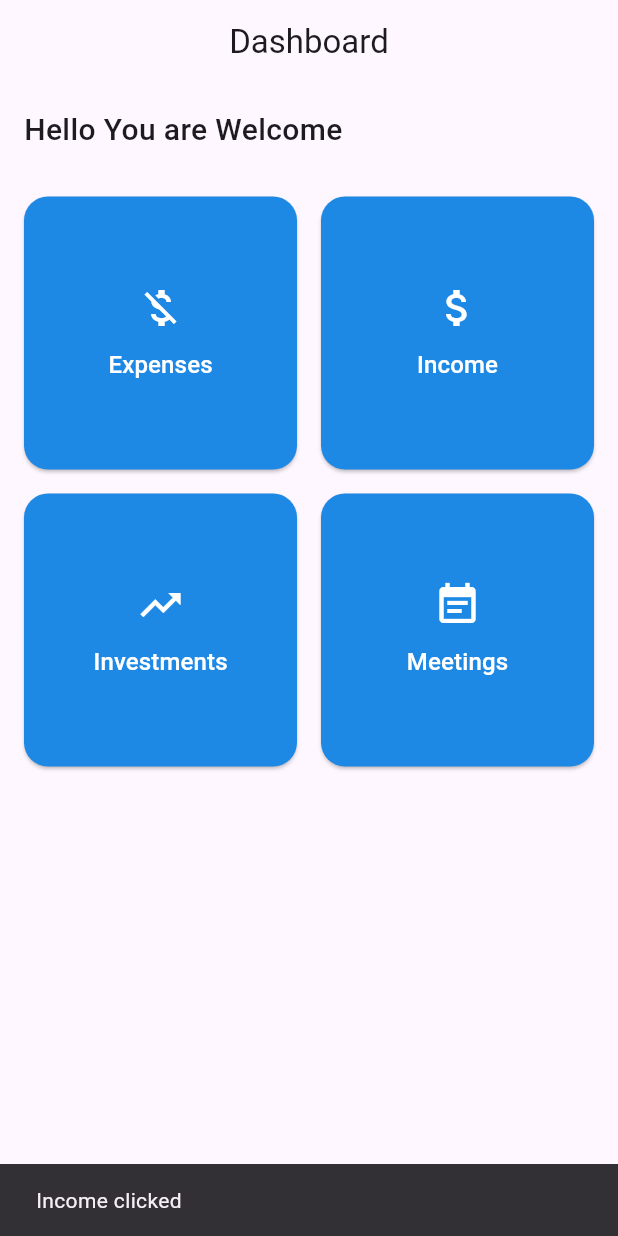
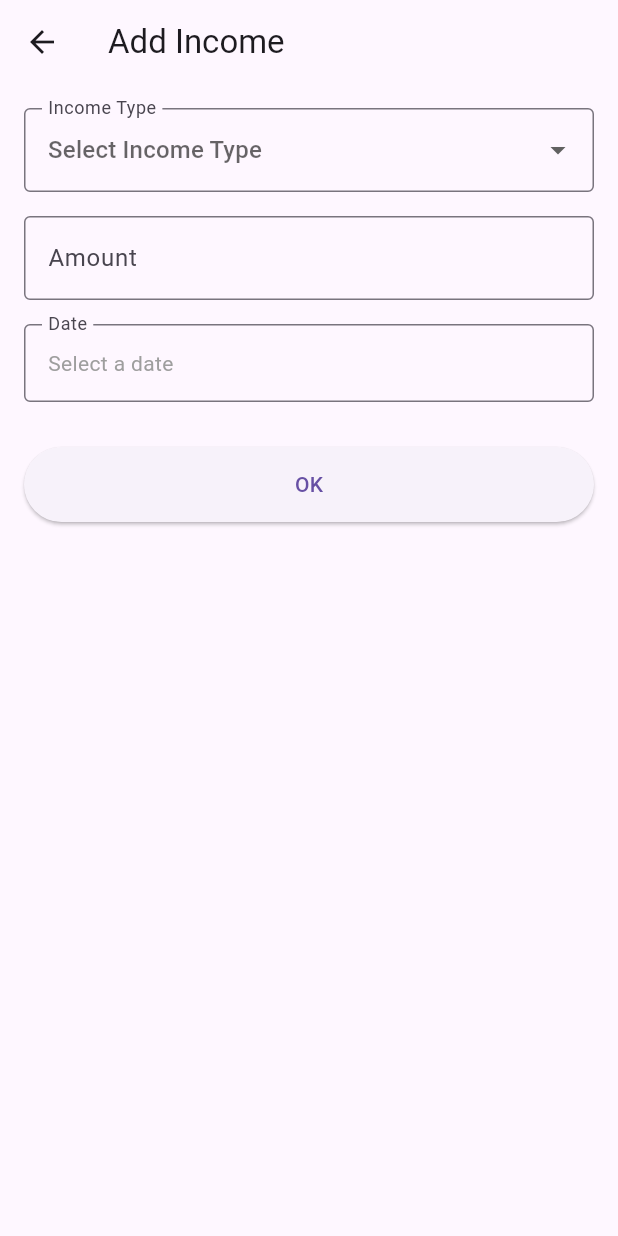
Before and after one commit to DuminduMalinga/first_project, a Flutter app: the DashboardScreen screen opened directly, after a tap on "Income", on a phone screen of 412 x 824 dp. Run offline on Flutter 3.47's test engine with Material 3 defaults, Android fonts, the phone set to English and light mode, and no system bars.

Commit message:
Add Income screen and update dashboard navigation
Introduced IncomeScreen for adding income entries and integrated it into the DashboardScreen with navigation. Updated dashboard buttons to use custom actions and added the 'intl' package for date formatting. Also fixed the login logic email check.

```diff
--- a/lib/screens/Dashboard_screen.dart
+++ b/lib/screens/Dashboard_screen.dart
@@ -1,4 +1,5 @@
 import 'package:flutter/material.dart';
+import 'Income_screen.dart';
 
 class DashboardScreen extends StatelessWidget {
   @override
@@ -22,14 +23,42 @@ class DashboardScreen extends StatelessWidget {
               mainAxisSpacing: 16,
               physics: NeverScrollableScrollPhysics(),
               children: [
-                _buildDashboardButton(context, 'Expenses', Icons.money_off),
-                _buildDashboardButton(context, 'Income', Icons.attach_money),
+                _buildDashboardButton(context, 'Expenses', Icons.money_off, () {
+                  ScaffoldMessenger.of(
+                    context,
+                  ).showSnackBar(SnackBar(content: Text('Expenses clicked')));
+                }),
+                _buildDashboardButton(
+                  context,
+                  'Income',
+                  Icons.attach_money,
+                  () {
+                    Navigator.push(
+                      context,
+                      MaterialPageRoute(builder: (_) => IncomeScreen()),
+                    );
+                  },
+                ),
                 _buildDashboardButton(
                   context,
                   'Investments',
                   Icons.trending_up,
+                  () {
+                    ScaffoldMessenger.of(context).showSnackBar(
+                      SnackBar(content: Text('Investments clicked')),
+                    );
+                  },
                 ),
-                _buildDashboardButton(context, 'Meetings', Icons.event_note),
+                _buildDashboardButton(
+                  context,
+                  'Meetings',
+                  Icons.event_note,
+                  () {
+                    ScaffoldMessenger.of(
+                      context,
+                    ).showSnackBar(SnackBar(content: Text('Meetings clicked')));
+                  },
+                ),
               ],
             ),
           ],
@@ -42,13 +71,10 @@ class DashboardScreen extends StatelessWidget {
     BuildContext context,
     String title,
     IconData icon,
+    VoidCallback onTap,
   ) {
     return ElevatedButton(
-      onPressed: () {
-        ScaffoldMessenger.of(
-          context,
-        ).showSnackBar(SnackBar(content: Text('$title clicked')));
-      },
+      onPressed: onTap,
       style: ElevatedButton.styleFrom(
         padding: EdgeInsets.all(16),
         backgroundColor: Colors.blue.shade600,
--- /dev/null
+++ b/lib/screens/Income_screen.dart
@@ -0,0 +1,129 @@
+import 'package:flutter/material.dart';
+import 'package:intl/intl.dart'; // For date formatting
+
+class IncomeScreen extends StatefulWidget {
+  @override
+  _IncomeScreenState createState() => _IncomeScreenState();
+}
+
+class _IncomeScreenState extends State<IncomeScreen> {
+  final amountController = TextEditingController();
+  String? selectedIncomeType;
+  DateTime? selectedDate;
+
+  final List<String> incomeTypes = [
+    'Salary',
+    'Real Estate',
+    'Part Time',
+    'Other',
+  ];
+
+  void pickDate() async {
+    DateTime now = DateTime.now();
+    final DateTime? picked = await showDatePicker(
+      context: context,
+      initialDate: now,
+      firstDate: DateTime(now.year - 5),
+      lastDate: DateTime(now.year + 5),
+    );
+
+    if (picked != null) {
+      setState(() {
+        selectedDate = picked;
+      });
+    }
+  }
+
+  void saveIncome() {
+    if (selectedIncomeType == null ||
+        amountController.text.isEmpty ||
+        selectedDate == null) {
+      ScaffoldMessenger.of(
+        context,
+      ).showSnackBar(SnackBar(content: Text('Please fill all fields')));
+      return;
+    }
+
+    String formattedDate = DateFormat('yyyy-MM-dd').format(selectedDate!);
+
+    ScaffoldMessenger.of(context).showSnackBar(
+      SnackBar(
+        content: Text(
+          'Income saved:\nType: $selectedIncomeType\nAmount: ${amountController.text}\nDate: $formattedDate',
+        ),
+      ),
+    );
+
+    // Clear form
+    setState(() {
+      selectedIncomeType = null;
+      amountController.clear();
+      selectedDate = null;
+    });
+  }
+
+  @override
+  Widget build(BuildContext context) {
+    return Scaffold(
+      appBar: AppBar(title: Text('Add Income')),
+      body: Padding(
+        padding: const EdgeInsets.all(16.0),
+        child: Column(
+          children: [
+            DropdownButtonFormField<String>(
+              value: selectedIncomeType,
+              hint: Text('Select Income Type'),
+              items: incomeTypes.map((type) {
+                return DropdownMenuItem(value: type, child: Text(type));
+              }).toList(),
+              onChanged: (value) {
+                setState(() {
+                  selectedIncomeType = value;
+                });
+              },
+              decoration: InputDecoration(
+                labelText: 'Income Type',
+                border: OutlineInputBorder(),
+              ),
+            ),
+            SizedBox(height: 16),
+            TextField(
+              controller: amountController,
+              keyboardType: TextInputType.number,
+              decoration: InputDecoration(
+                labelText: 'Amount',
+                border: OutlineInputBorder(),
+              ),
+            ),
+            SizedBox(height: 16),
+            InkWell(
+              onTap: pickDate,
+              child: InputDecorator(
+                decoration: InputDecoration(
+                  labelText: 'Date',
+                  border: OutlineInputBorder(),
+                ),
+                child: Text(
+                  selectedDate != null
+                      ? DateFormat('yyyy-MM-dd').format(selectedDate!)
+                      : 'Select a date',
+                  style: TextStyle(
+                    color: selectedDate != null ? Colors.black : Colors.grey,
+                  ),
+                ),
+              ),
+            ),
+            SizedBox(height: 30),
+            ElevatedButton(
+              onPressed: saveIncome,
+              child: Text('OK'),
+              style: ElevatedButton.styleFrom(
+                minimumSize: Size(double.infinity, 50),
+              ),
+            ),
+          ],
+        ),
+      ),
+    );
+  }
+}
--- a/lib/screens/Login_screen.dart
+++ b/lib/screens/Login_screen.dart
@@ -13,7 +13,7 @@ class _LoginScreenState extends State<LoginScreen> {
 
   void login() {
     // Placeholder logic
-    if (emailController.text == "test@test.com" &&
+    if (emailController.text == "test@.com" &&
         passwordController.text == "123456") {
       Navigator.push(context, MaterialPageRoute(builder: (_) => HomeScreen()));
     } else {
--- a/pubspec.yaml
+++ b/pubspec.yaml
@@ -30,10 +30,13 @@ environment:
 dependencies:
   flutter:
     sdk: flutter
+  cupertino_icons: ^1.0.8
+  intl: ^0.18.0
+
 
   # The following adds the Cupertino Icons font to your application.
   # Use with the CupertinoIcons class for iOS style icons.
-  cupertino_icons: ^1.0.8
+
 
 dev_dependencies:
   flutter_test:
```
Also changed, not shown: pubspec.lock.
